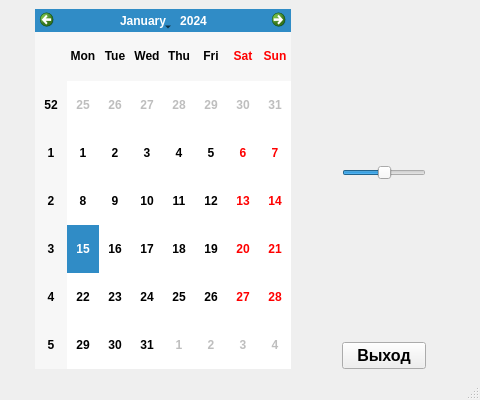
Before: the Qt Designer form QT_6/test6/mainwindow.ui in Azonfox/CPPQT, drawn with Qt 5; both pictures show x 220 to 700 and y 0 to 400 of the 700 by 400 pixel window.
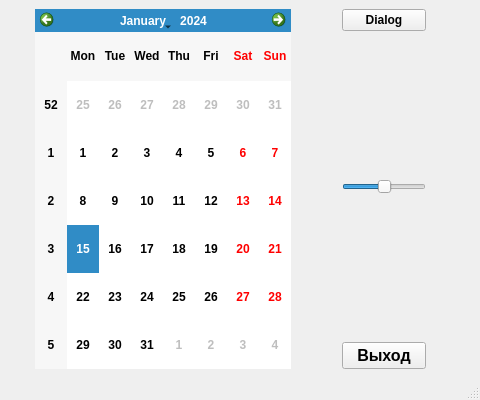
After: the same form once the commit is applied.

Commit message: add Window Dialog + LABEL-text/color  in  QT6/test6

Patch:
```diff
--- a/QT_6/test6/mainwindow.ui
+++ b/QT_6/test6/mainwindow.ui
@@ -131,6 +131,13 @@
     </item>
     <item row="0" column="6">
      <layout class="QVBoxLayout" name="verticalLayout_2">
+      <item>
+       <widget class="QPushButton" name="dialogButton">
+        <property name="text">
+         <string>Dialog</string>
+        </property>
+       </widget>
+      </item>
       <item>
        <spacer name="verticalSpacer">
         <property name="orientation">
```
The commit also changes 7 other files.
